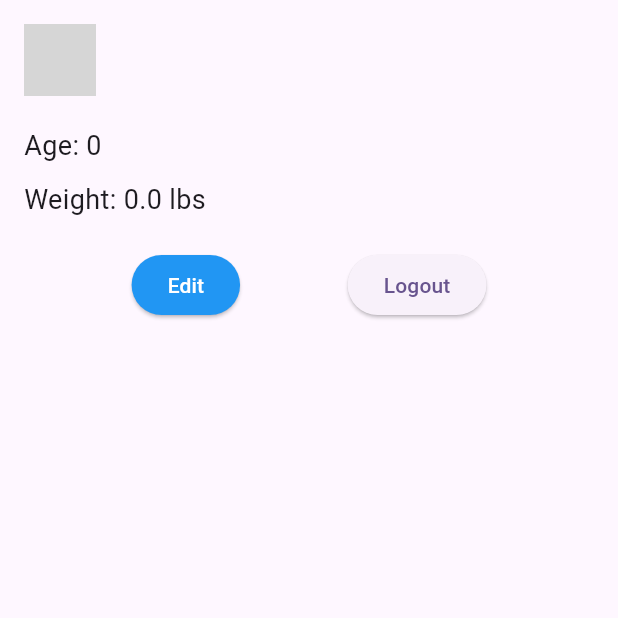
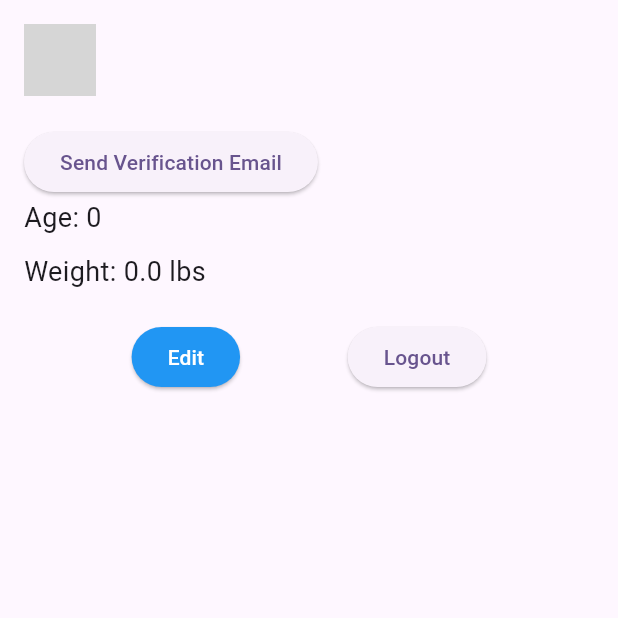
Before and after one commit to cjennison/fasthealthtracker, a Flutter app: the ProfileView screen opened by its route, on a phone screen of 412 x 824 dp, the top half of it. Run offline on Flutter 3.47's test engine with Material 3 defaults, Android fonts, the phone set to English and light mode, and no system bars; our stand-ins replace flutter_dotenv, pie_chart, shared_preferences; accounts and stored records are empty; network calls fail; grey boxes are pictures that could not be loaded.

Commit message:
add user verifications

```diff
--- a/lib/components/home/profile_view.dart
+++ b/lib/components/home/profile_view.dart
@@ -3,6 +3,7 @@ import 'package:flutter/material.dart';
 import 'package:provider/provider.dart';
 import 'package:fasthealthcheck/services/user_service.dart';
 import 'package:fasthealthcheck/services/wellness_service.dart';
+import 'package:fasthealthcheck/components/home/verification_view.dart';
 
 class ProfileView extends StatefulWidget {
   const ProfileView({super.key});
@@ -59,7 +60,8 @@ class _ProfileViewState extends State<ProfileView> {
 
   @override
   Widget build(BuildContext context) {
-    final user = Provider.of<UserService>(context).currentUser;
+    final userService = Provider.of<UserService>(context);
+    final user = userService.currentUser;
 
     if (user == null) {
       WidgetsBinding.instance.addPostFrameCallback((_) {
@@ -96,6 +98,15 @@ class _ProfileViewState extends State<ProfileView> {
               ],
             ),
             const SizedBox(height: 20),
+            userService.isUserVerified
+                ? Row(
+                    children: const [
+                      Icon(Icons.check, color: Colors.green),
+                      SizedBox(width: 8),
+                      Text('Email verified'),
+                    ],
+                  )
+                : const VerificationView(),
             if (isEditing)
               Column(
                 crossAxisAlignment: CrossAxisAlignment.start,
--- /dev/null
+++ b/lib/components/home/verification_view.dart
@@ -0,0 +1,97 @@
+import 'package:flutter/material.dart';
+import 'package:provider/provider.dart';
+import 'package:fasthealthcheck/services/user_service.dart';
+
+class VerificationView extends StatefulWidget {
+  const VerificationView({Key? key}) : super(key: key);
+
+  @override
+  _VerificationViewState createState() => _VerificationViewState();
+}
+
+class _VerificationViewState extends State<VerificationView> {
+  bool isCodeInputVisible = false;
+  final TextEditingController _codeController = TextEditingController();
+  bool isSubmitting = false;
+
+  void _sendVerificationEmail(String email) async {
+    final userService = Provider.of<UserService>(context, listen: false);
+    try {
+      userService.sendVerificationEmail(email); // Operation is async
+      setState(() {
+        isCodeInputVisible = true;
+      });
+      ScaffoldMessenger.of(context).showSnackBar(
+        SnackBar(content: Text('Verification email sent successfully!')),
+      );
+    } catch (e) {
+      ScaffoldMessenger.of(context).showSnackBar(
+        SnackBar(content: Text('Failed to send verification email: $e')),
+      );
+    }
+  }
+
+  void _submitVerificationCode(String userId, String email) async {
+    final userService = Provider.of<UserService>(context, listen: false);
+    final code = _codeController.text.trim();
+    if (code.length != 6) {
+      ScaffoldMessenger.of(context).showSnackBar(
+        SnackBar(content: Text('Code must be 6 characters long')),
+      );
+      return;
+    }
+
+    setState(() {
+      isSubmitting = true;
+    });
+
+    try {
+      await userService.verifyUser(userId, email, code);
+      ScaffoldMessenger.of(context).showSnackBar(
+        SnackBar(content: Text('Email verified successfully!')),
+      );
+      Navigator.pop(context);
+    } catch (e) {
+      ScaffoldMessenger.of(context).showSnackBar(
+        SnackBar(content: Text('Verification failed: $e')),
+      );
+    } finally {
+      setState(() {
+        isSubmitting = false;
+      });
+    }
+  }
+
+  @override
+  Widget build(BuildContext context) {
+    final user = Provider.of<UserService>(context, listen: false).currentUser!;
+    return Column(
+      crossAxisAlignment: CrossAxisAlignment.start,
+      children: [
+        ElevatedButton(
+          onPressed: () => _sendVerificationEmail(user.email),
+          child: const Text('Send Verification Email'),
+        ),
+        if (isCodeInputVisible)
+          Column(
+            children: [
+              const SizedBox(height: 10),
+              TextField(
+                controller: _codeController,
+                decoration: const InputDecoration(
+                  labelText: 'Enter Verification Code',
+                ),
+              ),
+              const SizedBox(height: 10),
+              ElevatedButton(
+                onPressed: isSubmitting
+                    ? null
+                    : () => _submitVerificationCode(user.id, user.email),
+                child: const Text('Submit Code'),
+              ),
+            ],
+          ),
+      ],
+    );
+  }
+}
--- a/lib/services/api/api_user_service.dart
+++ b/lib/services/api/api_user_service.dart
@@ -6,6 +6,44 @@ class ApiUserService extends ApiService {
   ApiUserService() : super.protected() {
     // Set the auth token from the ApiService
     setAuthToken(ApiService().authToken ?? '');
+  }
+
+  Future<Map<String, dynamic>> getUserVerificationStatus(String id) async {
+    final response = await get("/auth/users/$id/verification-status");
+    if (response.statusCode == 200) {
+      final data = jsonDecode(response.body);
+      return data;
+    } else {
+      throw Exception(
+          "Failed to get user verification status: ${response.body}");
+    }
+  }
+
+  Future<Map<String, dynamic>> resendUserVerificationEmail(String email) async {
+    final response = await post(
+        "/auth/resend-verification", {"email": email, "type": "email"});
+    if (response.statusCode == 200) {
+      final data = jsonDecode(response.body);
+      return data;
+    } else {
+      throw Exception(
+          "Failed to resend user verification email: ${response.body}");
+    }
+  }
+
+  Future<Map<String, dynamic>> postVerificationCode(
+      String id, String email, String verificationCode) async {
+    final response = await post("/auth/users/$id/verify", {
+      "email": email,
+      "type": "email",
+      "verificationCode": verificationCode,
+    });
+    if (response.statusCode == 200) {
+      final data = jsonDecode(response.body);
+      return data;
+    } else {
+      throw Exception("Failed to post verification code: ${response.body}");
+    }
   }
 
   Future<Map<String, dynamic>> updateUserProfile(
```
Also changed, not shown: lib/services/user_service.dart (+63 -12 lines).
